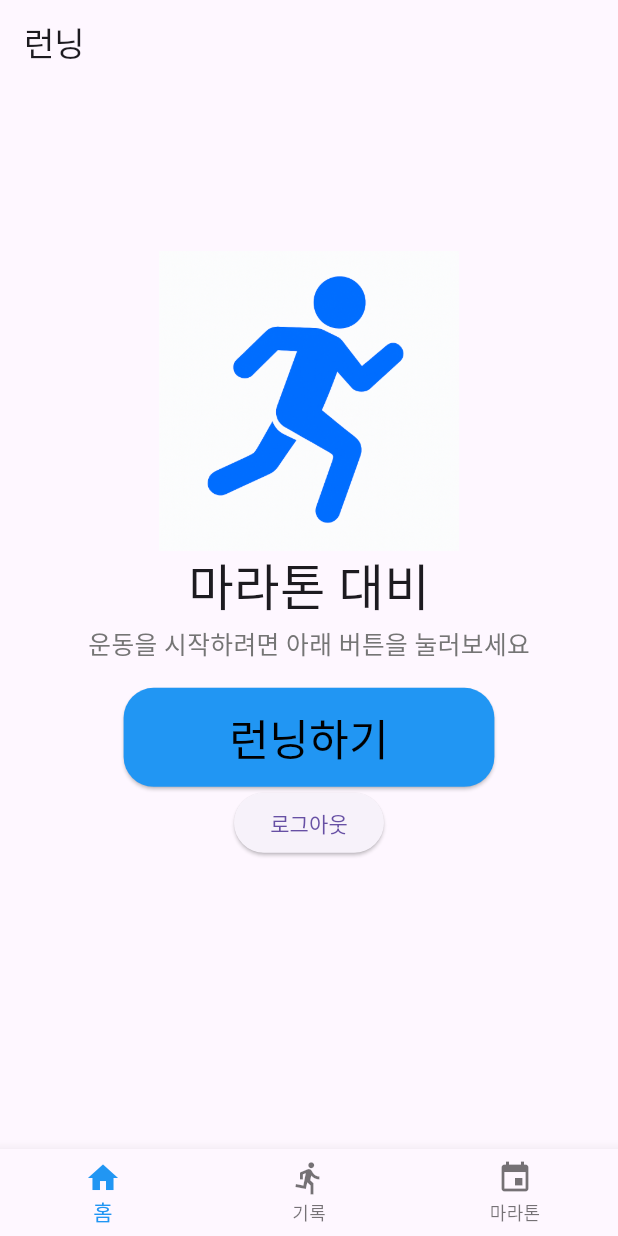
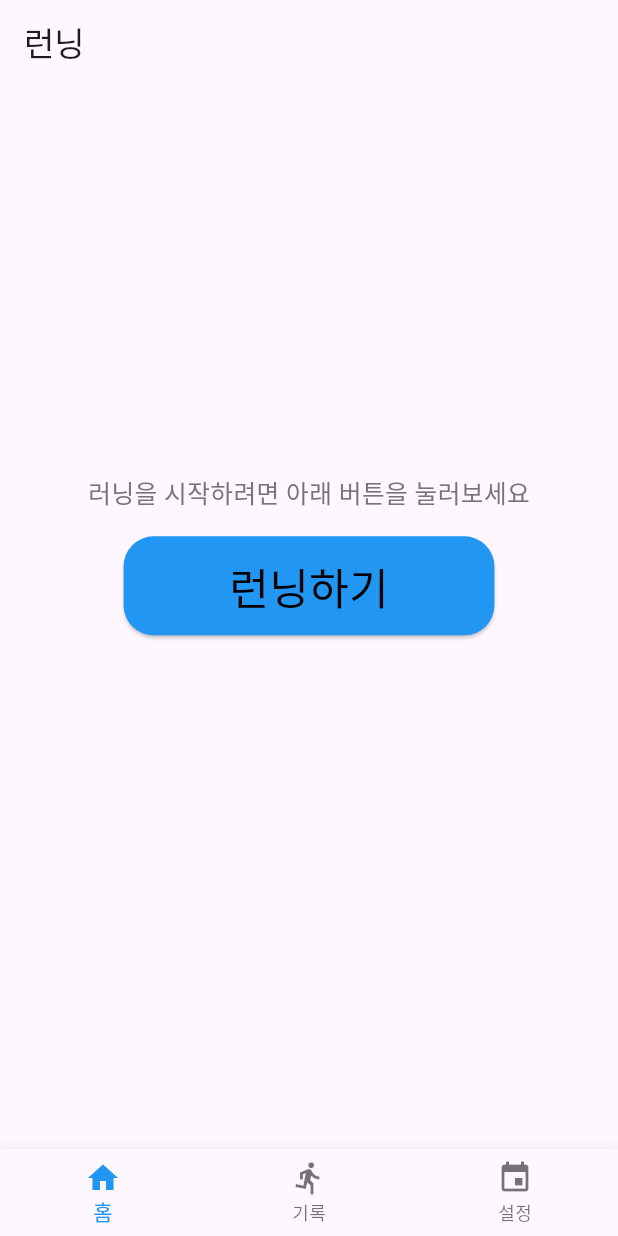
Before and after one commit to bbell428/RunLog, a Flutter app: the MainTabView screen opened by its route, on a phone screen of 412 x 824 dp. Run offline on Flutter 3.47's test engine with Material 3 defaults, Android fonts, the phone set to English and light mode, and no system bars; our stand-ins replace cloud_firestore, firebase_auth, firebase_core, flutter_bloc, flutter_dotenv, flutter_map and 5 more; accounts and stored records are empty; generated files the repository leaves out were written again.

Commit message:
[Design]: Login

```diff
--- a/lib/View/Home/home_view.dart
+++ b/lib/View/Home/home_view.dart
@@ -2,8 +2,6 @@ import 'package:flutter/material.dart';
 import 'package:flutter_bloc/flutter_bloc.dart';
 import 'package:go_router/go_router.dart';
 import 'package:runlog/bloc/bloc/auth_bloc.dart';
-import 'package:runlog/bloc/event/auth_event.dart';
-import 'package:runlog/bloc/state/auth_state.dart';
 import 'package:runlog/design.dart';
 
 class HomeView extends StatefulWidget {
@@ -16,16 +14,9 @@ class HomeView extends StatefulWidget {
 class _MyWidgetState extends State<HomeView> {
   @override
   Widget build(BuildContext context) {
-    final authState = context.read<AuthBloc>().state;
+    // final authState = context.read<AuthBloc>().state;
 
-    return BlocListener<AuthBloc, AuthState>(
-      listener: (context, state) {
-        if (state is Unauthenticated) {
-          context.go('/login');
-        }
-      },
-
-      child: Scaffold(
+    return Scaffold(
       appBar: AppBar(title: Text('런닝')),
 
       body: Container(
@@ -34,18 +25,14 @@ class _MyWidgetState extends State<HomeView> {
           child: Column(
             mainAxisAlignment: MainAxisAlignment.center,
             children: [
-                SizedBox(
-                  height: 200,
-                  child: Image.asset('assets/images/running.png'),
-                ),
+              // Text(
+              //   '마라톤 대비',
+              //   style: TextStyle(
+              //     fontSize: Design.screenWidth(context) * 0.08,
+              //   ),
+              // ),
               Text(
-                  '마라톤 대비',
-                  style: TextStyle(
-                    fontSize: Design.screenWidth(context) * 0.08,
-                  ),
-                ),
-                Text(
-                  '운동을 시작하려면 아래 버튼을 눌러보세요',
+                '러닝을 시작하려면 아래 버튼을 눌러보세요',
                 style: TextStyle(
                   fontSize: Design.screenWidth(context) * 0.04,
                   color: Colors.grey[600],
@@ -72,20 +59,8 @@ class _MyWidgetState extends State<HomeView> {
                   ),
                 ),
               ),
-                ElevatedButton(
-                  onPressed: () {
-                    context.read<AuthBloc>().add(SignOutRequested());
-                  },
-                  child: const Text("로그아웃"),
-                ),
-                if (authState is Authenticated) ...[
-                  SizedBox(height: 10),
-                  Text('이메일: ${authState.user.email}'),
-                  Text('이름: ${authState.user.name}'),
-                ],
               SizedBox(height: Design.screenHeight(context) * 0.1),
             ],
-            ),
           ),
         ),
       ),
--- a/lib/main_tab_View.dart
+++ b/lib/main_tab_View.dart
@@ -1,6 +1,6 @@
 import 'package:flutter/material.dart';
 import 'package:runlog/view/home/home_view.dart';
-import 'package:runlog/view/weather/weather_view.dart';
+import 'package:runlog/view/setting/setting_view.dart';
 import 'package:runlog/view/workout/workout_result_view.dart';
 
 class MainTabView extends StatefulWidget {
@@ -16,7 +16,7 @@ class _MyWidgetState extends State<MainTabView> {
   final List<Widget> _screens = [
     HomeView(),
     WorkoutResultView(),
-    WeatherView(),
+    SettingView(),
   ];
 
   void _onTabTapped(int index) {
@@ -28,7 +28,7 @@ class _MyWidgetState extends State<MainTabView> {
   final List<BottomNavigationBarItem> _bottomNavItems = const [
     BottomNavigationBarItem(icon: Icon(Icons.home), label: '홈'),
     BottomNavigationBarItem(icon: Icon(Icons.directions_run), label: '기록'),
-    BottomNavigationBarItem(icon: Icon(Icons.event), label: '마라톤'),
+    BottomNavigationBarItem(icon: Icon(Icons.event), label: '설정'),
   ];
 
   @override
--- a/lib/router.dart
+++ b/lib/router.dart
@@ -4,7 +4,7 @@ import 'package:runlog/view/Home/Running_map_view.dart';
 import 'package:runlog/view/home/running_result_view.dart';
 import 'package:runlog/view/login/login_view.dart';
 import 'package:runlog/view/home/home_view.dart';
-import 'package:runlog/view/weather/weather_view.dart';
+import 'package:runlog/view/home/weather/weather_view.dart';
 import 'package:runlog/view/workout/workout_result_view.dart';
 import 'package:runlog/bloc/bloc/running_map_bloc.dart';
 import 'package:runlog/bloc/event/running_map_event.dart';
--- a/pubspec.yaml
+++ b/pubspec.yaml
@@ -35,3 +35,5 @@ flutter:
   assets:
     - assets/images/running.png
     - assets/.env
+    - assets/images/RunLog.png
+    - assets/images/GoogleLogin.png
```
Also changed, not shown: lib/View/Login/login_view.dart (+40 -6 lines), lib/view/setting/setting_view.dart (added, +42 -0 lines), assets/images/GoogleLogin.png (added), assets/images/RunLog.png (added), assets/images/running.png, lib/view/home/weather/weather_view.dart (renamed from lib/View/Weather/weather_view.dart). Lines whose indentation alone changed are shown as unchanged.
